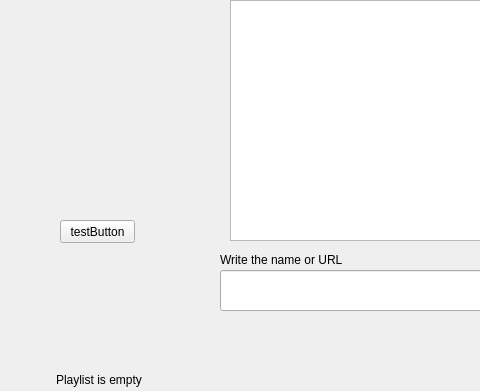
First picture: the form in form.ui, repository KozlovIA/MusicPlayer, before the edit; both pictures show x 0 to 480 and y 0 to 391 of the 800 by 610 pixel window.
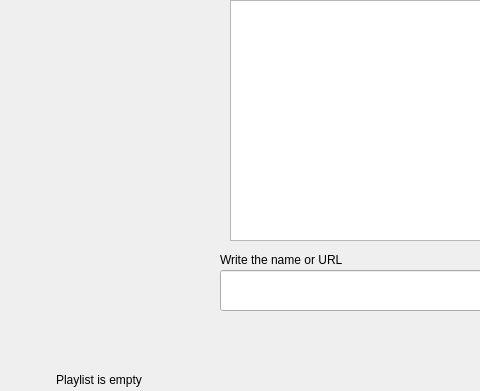
Second picture: the form after the edit. Icons and pictures are not drawn.

Commit message: v1.7(alpha) Add rewind with UI

```diff
--- a/form.ui
+++ b/form.ui
@@ -245,22 +245,6 @@
      <string>Add to queue</string>
     </property>
    </widget>
-   <widget class="QPushButton" name="testButton">
-    <property name="enabled">
-     <bool>true</bool>
-    </property>
-    <property name="geometry">
-     <rect>
-      <x>60</x>
-      <y>220</y>
-      <width>75</width>
-      <height>23</height>
-     </rect>
-    </property>
-    <property name="text">
-     <string>testButton</string>
-    </property>
-   </widget>
   </widget>
   <widget class="QMenuBar" name="menubar">
    <property name="geometry">
```
Left out of the diff: 121 changed lines with no effect on the pictures. The commit also changes 7 other files.
